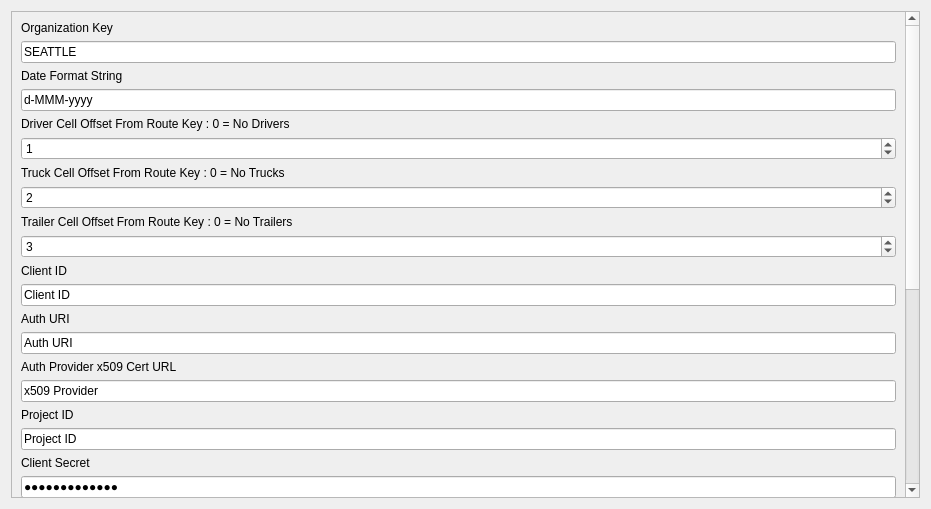
Qt form Bridge/MasterRoute/masterroutesheetconfigwidget.ui (ademarest/GreenmileBridge) before a commit.
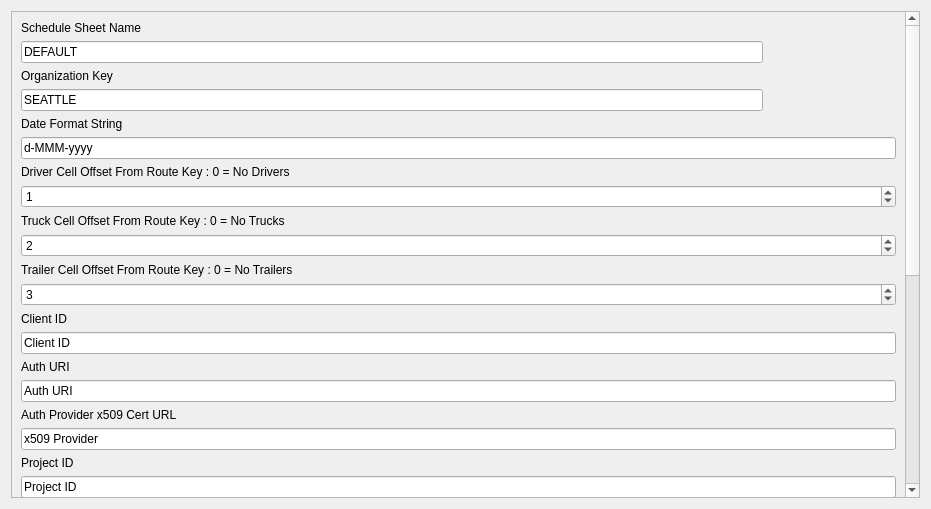
The same form after that commit.

Commit message: DEVEL: Added schedule widgets

Diff of the .ui file:
```diff
--- a/Bridge/MasterRoute/masterroutesheetconfigwidget.ui
+++ b/Bridge/MasterRoute/masterroutesheetconfigwidget.ui
@@ -25,69 +25,11 @@
         <x>0</x>
         <y>0</y>
         <width>897</width>
-        <height>830</height>
+        <height>877</height>
        </rect>
       </property>
       <layout class="QGridLayout" name="gridLayout_3">
-       <item row="0" column="0" colspan="2">
-        <widget class="QLabel" name="organizationLabel">
-         <property name="text">
-          <string>Organization Key</string>
-         </property>
-        </widget>
-       </item>
-       <item row="1" column="0" colspan="2">
-        <widget class="QLineEdit" name="organizationLineEdit">
-         <property name="text">
-          <string>SEATTLE</string>
-         </property>
-        </widget>
-       </item>
-       <item row="2" column="0">
-        <widget class="QLabel" name="dateFormatlLabel">
-         <property name="text">
-          <string>Date Format String</string>
-         </property>
-        </widget>
-       </item>
-       <item row="3" column="0" colspan="2">
-        <widget class="QLineEdit" name="dateFormatLineEdit">
-         <property name="text">
-          <string>d-MMM-yyyy</string>
-         </property>
-        </widget>
-       </item>
-       <item row="4" column="0" colspan="2">
-        <widget class="QLabel" name="driverOffsetLabel">
-         <property name="text">
-          <string>Driver Cell Offset From Route Key : 0 = No Drivers</string>
-         </property>
-        </widget>
-       </item>
-       <item row="5" column="0" colspan="2">
-        <widget class="QSpinBox" name="driverOffsetSpinBox">
-         <property name="focusPolicy">
-          <enum>Qt::StrongFocus</enum>
-         </property>
-         <property name="wrapping">
-          <bool>true</bool>
-         </property>
-         <property name="minimum">
-          <number>-99</number>
-         </property>
-         <property name="value">
-          <number>1</number>
-         </property>
-        </widget>
-       </item>
-       <item row="6" column="0" colspan="2">
-        <widget class="QLabel" name="truckOffsetLabel">
-         <property name="text">
-          <string>Truck Cell Offset From Route Key : 0 = No Trucks</string>
-         </property>
-        </widget>
-       </item>
-       <item row="7" column="0" colspan="2">
+       <item row="12" column="0" colspan="2">
         <widget class="QSpinBox" name="truckOffsetSpinBox">
          <property name="focusPolicy">
           <enum>Qt::StrongFocus</enum>
@@ -100,14 +42,7 @@
          </property>
         </widget>
        </item>
-       <item row="8" column="0" colspan="2">
-        <widget class="QLabel" name="trailerOffsetLabel">
-         <property name="text">
-          <string>Trailer Cell Offset From Route Key : 0 = No Trailers</string>
-         </property>
-        </widget>
-       </item>
-       <item row="9" column="0" colspan="2">
+       <item row="14" column="0" colspan="2">
         <widget class="QSpinBox" name="trailerOffsetSpinBox">
          <property name="focusPolicy">
           <enum>Qt::StrongFocus</enum>
@@ -120,70 +55,7 @@
          </property>
         </widget>
        </item>
-       <item row="10" column="0" colspan="2">
-        <widget class="QLabel" name="clientIDLabel">
-         <property name="text">
-          <string>Client ID</string>
-         </property>
-        </widget>
-       </item>
-       <item row="11" column="0" colspan="2">
-        <widget class="QLineEdit" name="clientIDLineEdit">
-         <property name="text">
-          <string>Client ID</string>
-         </property>
-        </widget>
-       </item>
-       <item row="12" column="0">
-        <widget class="QLabel" name="authURILabel">
-         <property name="text">
-          <string>Auth URI</string>
-         </property>
-        </widget>
-       </item>
-       <item row="13" column="0" colspan="2">
-        <widget class="QLineEdit" name="authURILineEdit">
-         <property name="text">
-          <string>Auth URI</string>
-         </property>
-        </widget>
-       </item>
-       <item row="14" column="0">
-        <widget class="QLabel" name="x509Label">
-         <property name="text">
-          <string>Auth Provider x509 Cert URL</string>
-         </property>
-        </widget>
-       </item>
-       <item row="15" column="0" colspan="2">
-        <widget class="QLineEdit" name="x509LineEdit">
-         <property name="text">
-          <string>x509 Provider</string>
-         </property>
-        </widget>
-       </item>
-       <item row="16" column="0">
-        <widget class="QLabel" name="projectIDLabel">
-         <property name="text">
-          <string>Project ID</string>
-         </property>
-        </widget>
-       </item>
-       <item row="17" column="0" colspan="2">
-        <widget class="QLineEdit" name="projectIDLineEdit">
-         <property name="text">
-          <string>Project ID</string>
-         </property>
-        </widget>
-       </item>
-       <item row="18" column="0">
-        <widget class="QLabel" name="clientSecretLabel">
-         <property name="text">
-          <string>Client Secret</string>
-         </property>
-        </widget>
-       </item>
-       <item row="19" column="0" colspan="2">
+       <item row="24" column="0" colspan="2">
         <widget class="QLineEdit" name="clientSecretLineEdit">
          <property name="text">
           <string>Client Secret</string>
@@ -193,99 +65,138 @@
          </property>
         </widget>
        </item>
-       <item row="20" column="0">
-        <widget class="QLabel" name="redirectURILabel">
+       <item row="16" column="0" colspan="2">
+        <widget class="QLineEdit" name="clientIDLineEdit">
          <property name="text">
-          <string>Redirect URIs</string>
+          <string>Client ID</string>
          </property>
         </widget>
        </item>
-       <item row="21" column="0" rowspan="2">
-        <widget class="QListWidget" name="redirectURIListWidget"/>
+       <item row="35" column="0" colspan="2">
+        <widget class="QSpinBox" name="oauth2UserTimeoutSpinBox">
+         <property name="minimum">
+          <number>40</number>
+         </property>
+         <property name="maximum">
+          <number>9001</number>
+         </property>
+         <property name="value">
+          <number>180</number>
+         </property>
+        </widget>
        </item>
-       <item row="21" column="1">
+       <item row="9" column="0" colspan="2">
+        <widget class="QLabel" name="driverOffsetLabel">
+         <property name="text">
+          <string>Driver Cell Offset From Route Key : 0 = No Drivers</string>
+         </property>
+        </widget>
+       </item>
+       <item row="8" column="0" colspan="2">
+        <widget class="QLineEdit" name="dateFormatLineEdit">
+         <property name="text">
+          <string>d-MMM-yyyy</string>
+         </property>
+        </widget>
+       </item>
+       <item row="33" column="0" colspan="2">
+        <widget class="QSpinBox" name="requestTimeoutSpinBox">
+         <property name="minimum">
+          <number>1</number>
+         </property>
+         <property name="maximum">
+          <number>9000</number>
+         </property>
+         <property name="value">
+          <number>40</number>
+         </property>
+        </widget>
+       </item>
+       <item row="26" column="1">
         <widget class="QPushButton" name="addRedirectURIPushButton">
          <property name="text">
           <string>Add URI</string>
          </property>
         </widget>
        </item>
-       <item row="22" column="1">
-        <widget class="QPushButton" name="removeSelectedRedirectURIPushButton">
-         <property name="text">
-          <string>Remove Selected URI</string>
-         </property>
-        </widget>
-       </item>
-       <item row="23" column="0">
-        <widget class="QLabel" name="googleSheetsBaseAddrLabel">
-         <property name="text">
-          <string>Google Sheets Base Address</string>
-         </property>
-        </widget>
-       </item>
-       <item row="24" column="0" colspan="2">
+       <item row="29" column="0" colspan="2">
         <widget class="QLineEdit" name="googleSheetsBaseAddrLineEdit">
          <property name="text">
           <string>e.g. https://sheets.googleapis.com/v4/spreadsheets/&lt;someString&gt;/values/</string>
          </property>
         </widget>
        </item>
+       <item row="34" column="0">
+        <widget class="QLabel" name="oauth2UserTimerout">
+         <property name="text">
+          <string>OAuth2 User Authentication Timeout (sec)</string>
+         </property>
+        </widget>
+       </item>
+       <item row="32" column="0" colspan="2">
+        <widget class="QLabel" name="requestTimeoutLabel">
+         <property name="text">
+          <string>Request Timeout (sec)</string>
+         </property>
+        </widget>
+       </item>
+       <item row="28" column="0">
+        <widget class="QLabel" name="googleSheetsBaseAddrLabel">
+         <property name="text">
+          <string>Google Sheets Base Address</string>
+         </property>
+        </widget>
+       </item>
+       <item row="18" column="0" colspan="2">
+        <widget class="QLineEdit" name="authURILineEdit">
+         <property name="text">
+          <string>Auth URI</string>
+         </property>
+        </widget>
+       </item>
+       <item row="15" column="0" colspan="2">
+        <widget class="QLabel" name="clientIDLabel">
+         <property name="text">
+          <string>Client ID</string>
+         </property>
+        </widget>
+       </item>
+       <item row="13" column="0" colspan="2">
+        <widget class="QLabel" name="trailerOffsetLabel">
+         <property name="text">
+          <string>Trailer Cell Offset From Route Key : 0 = No Trailers</string>
+         </property>
+        </widget>
+       </item>
        <item row="25" column="0">
+        <widget class="QLabel" name="redirectURILabel">
+         <property name="text">
+          <string>Redirect URIs</string>
+         </property>
+        </widget>
+       </item>
+       <item row="30" column="0">
         <widget class="QLabel" name="googleSheetsScopeLabel">
          <property name="text">
           <string>Google Sheets API Scope</string>
          </property>
         </widget>
        </item>
-       <item row="26" column="0" colspan="2">
-        <widget class="QLineEdit" name="googleSheetsScopeLineEdit">
+       <item row="38" column="0" colspan="2">
+        <widget class="QPushButton" name="saveSettingsPushButton">
          <property name="text">
-          <string>https://www.googleapis.com/auth/spreadsheets.readonly</string>
+          <string>Save Settings</string>
          </property>
         </widget>
        </item>
-       <item row="27" column="0" colspan="2">
-        <widget class="QLabel" name="requestTimeoutLabel">
+       <item row="17" column="0">
+        <widget class="QLabel" name="authURILabel">
          <property name="text">
-          <string>Request Timeout (sec)</string>
+          <string>Auth URI</string>
          </property>
         </widget>
        </item>
-       <item row="28" column="0" colspan="2">
-        <widget class="QSpinBox" name="requestTimeoutSpinBox">
-         <property name="minimum">
-          <number>1</number>
-         </property>
-         <property name="maximum">
-          <number>9000</number>
-         </property>
-         <property name="value">
-          <number>40</number>
-         </property>
-        </widget>
-       </item>
-       <item row="29" column="0">
-        <widget class="QLabel" name="oauth2UserTimerout">
-         <property name="text">
-          <string>OAuth2 User Authentication Timeout (sec)</string>
-         </property>
-        </widget>
-       </item>
-       <item row="30" column="0" colspan="2">
-        <widget class="QSpinBox" name="oauth2UserTimeoutSpinBox">
-         <property name="minimum">
-          <number>40</number>
-         </property>
-         <property name="maximum">
-          <number>9001</number>
-         </property>
-         <property name="value">
-          <number>180</number>
-         </property>
-        </widget>
-       </item>
-       <item row="31" column="0">
+       <item row="36" column="0">
         <spacer name="verticalSpacer">
          <property name="orientation">
           <enum>Qt::Vertical</enum>
@@ -298,17 +209,120 @@
          </property>
         </spacer>
        </item>
-       <item row="32" column="0" colspan="2">
+       <item row="11" column="0" colspan="2">
+        <widget class="QLabel" name="truckOffsetLabel">
+         <property name="text">
+          <string>Truck Cell Offset From Route Key : 0 = No Trucks</string>
+         </property>
+        </widget>
+       </item>
+       <item row="19" column="0">
+        <widget class="QLabel" name="x509Label">
+         <property name="text">
+          <string>Auth Provider x509 Cert URL</string>
+         </property>
+        </widget>
+       </item>
+       <item row="22" column="0" colspan="2">
+        <widget class="QLineEdit" name="projectIDLineEdit">
+         <property name="text">
+          <string>Project ID</string>
+         </property>
+        </widget>
+       </item>
+       <item row="20" column="0" colspan="2">
+        <widget class="QLineEdit" name="x509LineEdit">
+         <property name="text">
+          <string>x509 Provider</string>
+         </property>
+        </widget>
+       </item>
+       <item row="26" column="0" rowspan="2">
+        <widget class="QListWidget" name="redirectURIListWidget"/>
+       </item>
+       <item row="4" column="0">
+        <widget class="QLineEdit" name="schedSheetNameLineEdit">
+         <property name="text">
+          <string>DEFAULT</string>
+         </property>
+        </widget>
+       </item>
+       <item row="21" column="0">
+        <widget class="QLabel" name="projectIDLabel">
+         <property name="text">
+          <string>Project ID</string>
+         </property>
+        </widget>
+       </item>
+       <item row="5" column="0">
+        <widget class="QLabel" name="organizationLabel">
+         <property name="text">
+          <string>Organization Key</string>
+         </property>
+        </widget>
+       </item>
+       <item row="7" column="0">
+        <widget class="QLabel" name="dateFormatlLabel">
+         <property name="text">
+          <string>Date Format String</string>
+         </property>
+        </widget>
+       </item>
+       <item row="23" column="0">
+        <widget class="QLabel" name="clientSecretLabel">
+         <property name="text">
+          <string>Client Secret</string>
+         </property>
+        </widget>
+       </item>
+       <item row="10" column="0" colspan="2">
+        <widget class="QSpinBox" name="driverOffsetSpinBox">
+         <property name="focusPolicy">
+          <enum>Qt::StrongFocus</enum>
+         </property>
+         <property name="wrapping">
+          <bool>true</bool>
+         </property>
+         <property name="minimum">
+          <number>-99</number>
+         </property>
+         <property name="value">
+          <number>1</number>
+         </property>
+        </widget>
+       </item>
+       <item row="31" column="0" colspan="2">
+        <widget class="QLineEdit" name="googleSheetsScopeLineEdit">
+         <property name="text">
+          <string>https://www.googleapis.com/auth/spreadsheets.readonly</string>
+         </property>
+        </widget>
+       </item>
+       <item row="3" column="0">
+        <widget class="QLabel" name="schedSheetNameLabel">
+         <property name="text">
+          <string>Schedule Sheet Name</string>
+         </property>
+        </widget>
+       </item>
+       <item row="27" column="1">
+        <widget class="QPushButton" name="removeSelectedRedirectURIPushButton">
+         <property name="text">
+          <string>Remove Selected URI</string>
+         </property>
+        </widget>
+       </item>
+       <item row="37" column="0" colspan="2">
         <widget class="QPushButton" name="loadFromFilePushButton">
          <property name="text">
           <string>Load Settings From File</string>
          </property>
         </widget>
        </item>
-       <item row="33" column="0" colspan="2">
-        <widget class="QPushButton" name="saveSettingsPushButton">
+       <item row="6" column="0">
+        <widget class="QLineEdit" name="organizationLineEdit">
          <property name="text">
-          <string>Save Settings</string>
+          <string>SEATTLE</string>
          </property>
         </widget>
        </item>
```
Left out of the diff: 1 changed line with no effect on the pictures. The commit also changes 10 other files.
